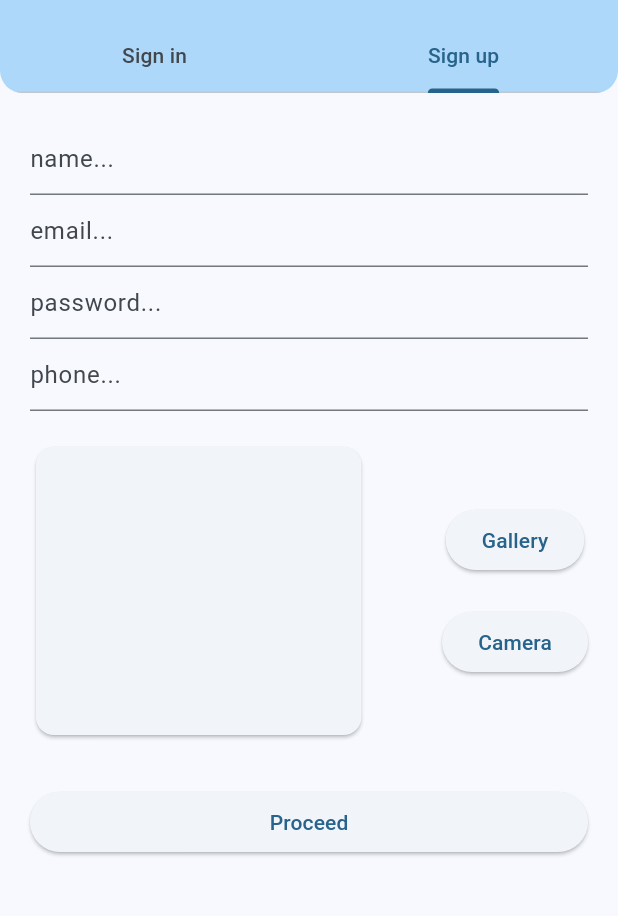
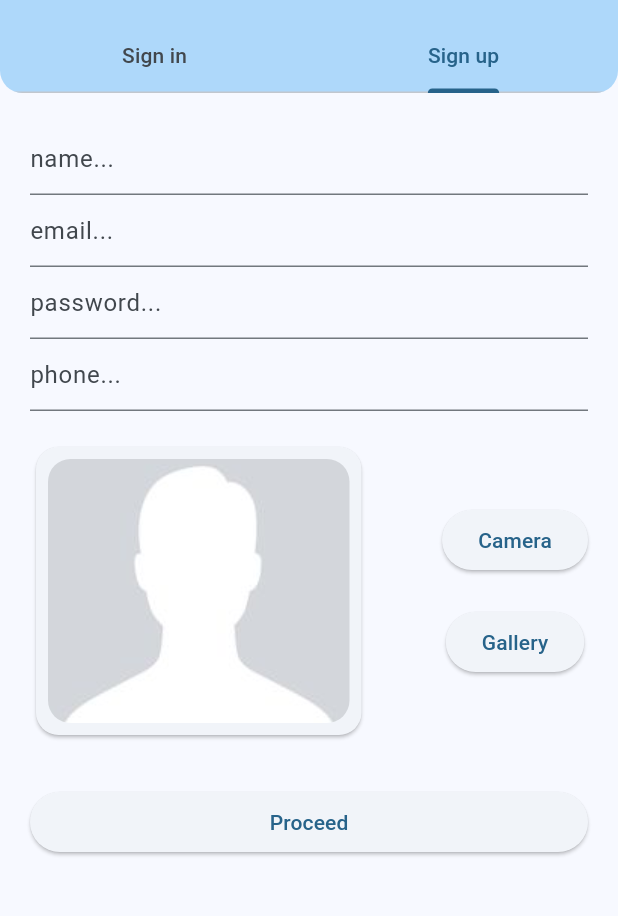
Before and after one commit to metaspook/su_research_and_thesis_book, a Flutter app: the screen it shows after launch, tab 2 chosen, after a tap on "Gallery", on a phone screen of 412 x 824 dp, the part 63-979 px from its top. Run offline on Flutter 3.47's test engine with Material 2 defaults, Android fonts, the phone set to English and light mode, and no system bars; our stand-ins replace bloc, cached_network_image, equatable, firebase_core, flutter_bloc, google_fonts and 2 more; missing offline and left inert: flutter_cached_pdfview; accounts and stored records are empty; generated files the repository leaves out were written again; Roboto replaces fonts that are missing (Ubuntu).

Commit message:
update repo image, bloc signup

```diff
--- a/lib/gen/assets.gen.dart
+++ b/lib/gen/assets.gen.dart
@@ -21,7 +21,7 @@ class $AssetsImagesGen {
 }
 
 class Assets {
-  Assets._();
+  const Assets._();
 
   static const $AssetsImagesGen images = $AssetsImagesGen();
 }
--- a/lib/modules/auth/sign_up/bloc/sign_up_bloc.dart
+++ b/lib/modules/auth/sign_up/bloc/sign_up_bloc.dart
@@ -1,16 +1,22 @@
 import 'package:bloc/bloc.dart';
 import 'package:equatable/equatable.dart';
+import 'package:su_thesis_book/shared/shared.dart';
 import 'package:su_thesis_book/utils/utils.dart';
 
 part 'sign_up_event.dart';
 part 'sign_up_state.dart';
 
 class SignUpBloc extends Bloc<SignUpEvent, SignUpState> {
-  SignUpBloc() : super(const SignUpState()) {
+  SignUpBloc({required ImageRepo imageRepo})
+      : _imageRepo = imageRepo,
+        super(const SignUpState()) {
     // Register Event Handlers
     on<SignUpEdited>(_onEdited);
-    on<SignUpImageUploaded>(_onImageUploaded);
+    on<SignUpCameraImagePicked>(_onCameraImagePicked);
+    on<SignUpGalleryImagePicked>(_onGalleryImagePicked);
   }
+
+  final ImageRepo _imageRepo;
 
   // Define Event Handlers
   Future<void> _onEdited(
@@ -20,10 +26,19 @@ class SignUpBloc extends Bloc<SignUpEvent, SignUpState> {
     event.doPrint();
   }
 
-  Future<void> _onImageUploaded(
-    SignUpImageUploaded event,
+  Future<void> _onCameraImagePicked(
+    SignUpCameraImagePicked event,
     Emitter<SignUpState> emit,
   ) async {
-    // TODO: implement event handler
+    final imagePath = await _imageRepo.cameraImagePath;
+    if (imagePath != null) emit(state.copyWith(imagePath: imagePath));
+  }
+
+  Future<void> _onGalleryImagePicked(
+    SignUpGalleryImagePicked event,
+    Emitter<SignUpState> emit,
+  ) async {
+    final imagePath = await _imageRepo.galleryImagePath;
+    if (imagePath != null) emit(state.copyWith(imagePath: imagePath));
   }
 }
--- a/lib/modules/auth/sign_up/bloc/sign_up_event.dart
+++ b/lib/modules/auth/sign_up/bloc/sign_up_event.dart
@@ -19,11 +19,6 @@ final class SignUpEdited extends SignUpEvent {
   List<Object?> get props => [name, email, password, phone];
 }
 
-final class SignUpImageUploaded extends SignUpEvent {
-  const SignUpImageUploaded({this.imagePath});
+final class SignUpCameraImagePicked extends SignUpEvent {}
 
-  final String? imagePath;
-
-  @override
-  List<Object?> get props => [imagePath];
-}
+final class SignUpGalleryImagePicked extends SignUpEvent {}
--- a/lib/modules/auth/sign_up/bloc/sign_up_state.dart
+++ b/lib/modules/auth/sign_up/bloc/sign_up_state.dart
@@ -10,7 +10,7 @@ final class SignUpState extends Equatable {
     this.email = '',
     this.password = '',
     this.phone = '',
-    this.imagePath = '',
+    this.imagePath,
   });
 
   final SignUpStatus status;
@@ -19,7 +19,7 @@ final class SignUpState extends Equatable {
   final String email;
   final String password;
   final String phone;
-  final String imagePath;
+  final String? imagePath;
 
   SignUpState copyWith({
     SignUpStatus? status,
@@ -42,7 +42,7 @@ final class SignUpState extends Equatable {
   }
 
   @override
-  List<Object> get props {
+  List<Object?> get props {
     return [status, statusMsg, name, email, password, phone, imagePath];
   }
 }
--- a/lib/modules/auth/sign_up/view/sign_up_view.dart
+++ b/lib/modules/auth/sign_up/view/sign_up_view.dart
@@ -1,6 +1,12 @@
+import 'dart:io';
+
 import 'package:flutter/material.dart';
 import 'package:flutter_bloc/flutter_bloc.dart';
+import 'package:su_thesis_book/gen/assets.gen.dart';
 import 'package:su_thesis_book/modules/auth/auth.dart';
+import 'package:su_thesis_book/theme/theme.dart';
+
+typedef SignUpBlocSelector<T> = BlocSelector<SignUpBloc, SignUpState, T>;
 
 class SignUpView extends StatelessWidget {
   const SignUpView({super.key});
@@ -22,12 +28,45 @@ class SignUpView extends StatelessWidget {
         Row(
           mainAxisAlignment: MainAxisAlignment.spaceBetween,
           children: [
-            const SizedBox(height: 200, width: 225, child: Card()),
+            // Image Card
+            SizedBox(
+              height: 200,
+              width: 225,
+              child: SignUpBlocSelector<String?>(
+                selector: (state) => state.imagePath,
+                builder: (context, imagePath) {
+                  return Card(
+                    shape: const RoundedRectangleBorder(
+                      borderRadius: AppThemes.borderRadius,
+                    ),
+                    clipBehavior: Clip.hardEdge,
+                    child: Padding(
+                      padding: const EdgeInsets.all(8),
+                      child: ClipRRect(
+                        borderRadius: AppThemes.borderRadius,
+                        child: imagePath == null
+                            ? Assets.images.placeholderUser01
+                                .image(fit: BoxFit.cover)
+                            : Image.file(File(imagePath)),
+                      ),
+                    ),
+                  );
+                },
+              ),
+            ),
             Column(
               children: [
-                ElevatedButton(onPressed: () {}, child: const Text('Gallery')),
+                // Camera Button
+                ElevatedButton(
+                  onPressed: () => bloc.add(SignUpCameraImagePicked()),
+                  child: const Text('Camera'),
+                ),
                 const SizedBox(height: 20),
-                ElevatedButton(onPressed: () {}, child: const Text('Camera')),
+                // Gallery Button
+                ElevatedButton(
+                  onPressed: () => bloc.add(SignUpGalleryImagePicked()),
+                  child: const Text('Gallery'),
+                ),
               ],
             )
           ],
--- a/lib/modules/auth/view/auth_page.dart
+++ b/lib/modules/auth/view/auth_page.dart
@@ -29,8 +29,9 @@ class AuthPage extends StatelessWidget {
           child: MultiBlocProvider(
             providers: [
               BlocProvider<SignUpBloc>(
-                create: (context) => SignUpBloc(),
-              )
+                create: (context) =>
+                    SignUpBloc(imageRepo: context.read<ImageRepo>()),
+              ),
             ],
             child: const TabBarView(
               children: [SignInView(), SignUpView()],
--- a/lib/shared/repositories/image_repo.dart
+++ b/lib/shared/repositories/image_repo.dart
@@ -1,9 +1,31 @@
+import 'dart:typed_data';
+
 import 'package:image_picker/image_picker.dart';
 
 class ImageRepo {
-  ImageRepo() : _imagePicker = ImagePicker();
+  ImageRepo();
 
-  final ImagePicker _imagePicker;
+  final _imagePicker = ImagePicker();
 
-  void pickImage() {}
+  Future<XFile?> _pickImage(ImageSource source) async {
+    final file = await _imagePicker.pickImage(source: source);
+    if (file != null) errorMsg = "Couldn't pick the image";
+    return file;
+  }
+
+  // Public APIs
+  String? errorMsg;
+
+  Future<String?> get cameraImagePath async =>
+      (await _pickImage(ImageSource.camera))?.path;
+
+  Future<String?> get galleryImagePath async =>
+      (await _pickImage(ImageSource.gallery))?.path;
+
+  //- useful for web
+  Future<Uint8List?> get cameraImageAsBytes async =>
+      (await _pickImage(ImageSource.camera))?.readAsBytes();
+
+  Future<Uint8List?> get galleryImageAsBytes async =>
+      (await _pickImage(ImageSource.gallery))?.readAsBytes();
 }
--- a/lib/theme/app_themes.dart
+++ b/lib/theme/app_themes.dart
@@ -41,8 +41,8 @@ class AppThemes {
     bottomLeft: radiusCircular,
     bottomRight: radiusCircular,
   );
-
   static const radiusCircular = Radius.circular(15);
+  static const borderRadius = BorderRadius.all(radiusCircular);
 
   static ThemeData light({Color? seedColor}) =>
       _themeData(seedColor: seedColor);
```
